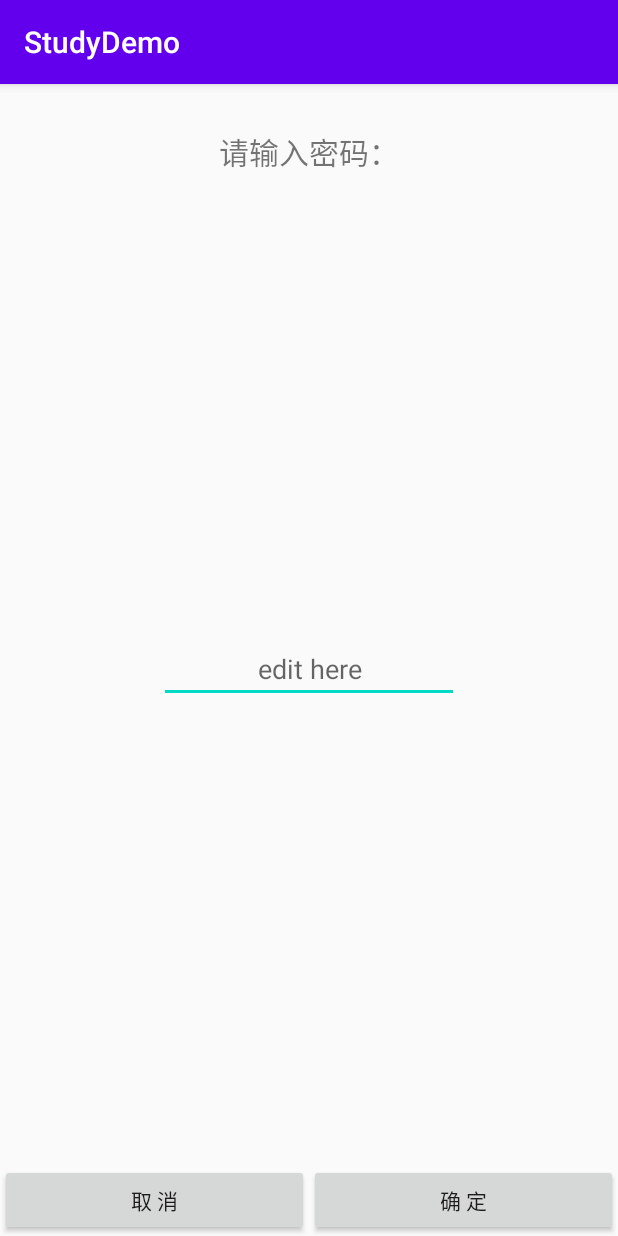
After one commit to pengnix/studydemo, an Android app: the EditTextActivity screen opened directly, with no data from a screen before it, on a phone screen of 412 x 824 dp. The commit adds this screen. Run offline under Robolectric (Android 15) with nearby library versions, the phone set to English and light mode, and no system bars.

Commit message:
弹出软键盘整体上移demo

```diff
--- a/project/app/src/main/AndroidManifest.xml
+++ b/project/app/src/main/AndroidManifest.xml
@@ -30,6 +30,7 @@
         <activity android:name=".activity.SecondListActivity" />
         <activity android:name=".activity.VerficationCodeActivity" />
         <activity android:name=".activity.VerficationCodeActivity2" />
+        <activity android:name=".activity.EditTextActivity" />
 
     </application>
 
--- a/project/app/src/main/java/com/study/pengnix/ok/MainActivity.java
+++ b/project/app/src/main/java/com/study/pengnix/ok/MainActivity.java
@@ -8,6 +8,7 @@ import com.google.android.material.snackbar.Snackbar;
 import com.study.pengnix.ok.activity.CollapsingToolbarLayoutDemoActivity;
 import com.study.pengnix.ok.activity.ConstraintLayoutDemoActivity;
 import com.study.pengnix.ok.activity.CoordinatorLayoutDemoActivity;
+import com.study.pengnix.ok.activity.EditTextActivity;
 import com.study.pengnix.ok.activity.MediaPlayerActivity;
 import com.study.pengnix.ok.activity.SecondListActivity;
 import com.study.pengnix.ok.activity.VerficationCodeActivity;
@@ -36,6 +37,7 @@ public class MainActivity extends AppCompatActivity implements View.OnClickListe
         findViewById(R.id.jump2_second_layout_demo).setOnClickListener(this);
         findViewById(R.id.jump2_code_layout_demo).setOnClickListener(this);
         findViewById(R.id.jump2_code2_layout_demo).setOnClickListener(this);
+        findViewById(R.id.jump2_edit_text_layout_demo).setOnClickListener(this);
     }
 
     @Override
@@ -66,6 +68,9 @@ public class MainActivity extends AppCompatActivity implements View.OnClickListe
             case R.id.jump2_code2_layout_demo:
                 intent = new Intent(MainActivity.this, VerficationCodeActivity2.class);
                 break;
+            case R.id.jump2_edit_text_layout_demo:
+                intent = new Intent(MainActivity.this, EditTextActivity.class);
+                break;
         }
         startActivity(intent);
     }
--- /dev/null
+++ b/project/app/src/main/java/com/study/pengnix/ok/activity/EditTextActivity.java
@@ -0,0 +1,28 @@
+package com.study.pengnix.ok.activity;
+
+import android.os.Bundle;
+import android.os.Handler;
+import android.view.View;
+import android.view.ViewGroup;
+import android.widget.EditText;
+import android.widget.LinearLayout;
+import android.widget.ScrollView;
+import android.widget.Toast;
+
+import androidx.annotation.Nullable;
+import androidx.appcompat.app.AppCompatActivity;
+
+import com.study.pengnix.ok.R;
+import com.study.pengnix.ok.view.VerificationCodeInputView;
+
+public class EditTextActivity extends AppCompatActivity {
+
+    private static String TAG = "Code";
+    ScrollView sl_center;
+    LinearLayout parent_no_name;
+    @Override
+    protected void onCreate(@Nullable Bundle savedInstanceState) {
+        super.onCreate(savedInstanceState);
+        setContentView(R.layout.activity_edittext_demo);
+    }
+}
--- /dev/null
+++ b/project/app/src/main/res/layout/activity_edittext_demo.xml
@@ -0,0 +1,59 @@
+<?xml version="1.0" encoding="utf-8"?>
+<LinearLayout xmlns:android="http://schemas.android.com/apk/res/android"
+    android:layout_width="match_parent"
+    android:layout_height="match_parent"
+    android:orientation="vertical">
+
+    <TextView
+        android:layout_width="match_parent"
+        android:layout_height="wrap_content"
+        android:gravity="center"
+        android:textSize="20sp"
+        android:paddingTop="30dp"
+        android:text="请输入密码："/>
+
+    <LinearLayout
+        android:layout_width="match_parent"
+        android:layout_height="0dp"
+        android:layout_weight="1"
+        android:orientation="vertical"
+        android:gravity="center_vertical">
+
+        <ScrollView
+            android:layout_width="match_parent"
+            android:layout_height="wrap_content">
+
+            <EditText
+                android:id="@+id/gridview"
+                android:layout_width="200dp"
+                android:layout_height="wrap_content"
+                android:layout_gravity="center_horizontal"
+                android:hint="edit here"
+                android:inputType="textPassword"
+                android:gravity="center"/>
+
+        </ScrollView>
+    </LinearLayout>
+
+    <LinearLayout
+        android:layout_width="match_parent"
+        android:layout_height="wrap_content"
+        android:orientation="horizontal"
+        android:dividerPadding="10dp">
+
+        <Button
+            android:id="@+id/smit_btn"
+            android:layout_width="match_parent"
+            android:layout_height="wrap_content"
+            android:layout_weight="1"
+            android:text="取 消" />
+
+        <Button
+            android:id="@+id/cancel_btn"
+            android:layout_width="match_parent"
+            android:layout_height="wrap_content"
+            android:layout_weight="1"
+            android:text="确 定" />"
+
+    </LinearLayout>
+</LinearLayout>
--- a/project/app/src/main/res/layout/activity_main.xml
+++ b/project/app/src/main/res/layout/activity_main.xml
@@ -54,6 +54,11 @@
             android:layout_width="wrap_content"
             android:layout_height="wrap_content"
             android:text="@string/jump_to_code2_layout" />
+        <Button
+            android:id="@+id/jump2_edit_text_layout_demo"
+            android:layout_width="wrap_content"
+            android:layout_height="wrap_content"
+            android:text="@string/jump_to_edit_layout" />
     </LinearLayout>
 
 
--- a/project/app/src/main/res/values/colors.xml
+++ b/project/app/src/main/res/values/colors.xml
@@ -4,6 +4,8 @@
     <color name="colorPrimaryDark">#3700B3</color>
     <color name="colorAccent">#03DAC5</color>
     <color name="red">#FF4500</color>
+    <color name="white">#FFFFFF</color>
+
     <color name="color_test">#5FF</color>
 
 <!--    <color name="colorPrimary">#3F51B5</color>-->
--- a/project/app/src/main/res/values/strings.xml
+++ b/project/app/src/main/res/values/strings.xml
@@ -17,5 +17,6 @@
     <string name="jump_to_second_layout">Second</string>
     <string name="jump_to_code_layout">vericationCode</string>
     <string name="jump_to_code2_layout">vericationCode2</string>
+    <string name="jump_to_edit_layout">软键盘弹出整体上移</string>
 
 </resources>
```
